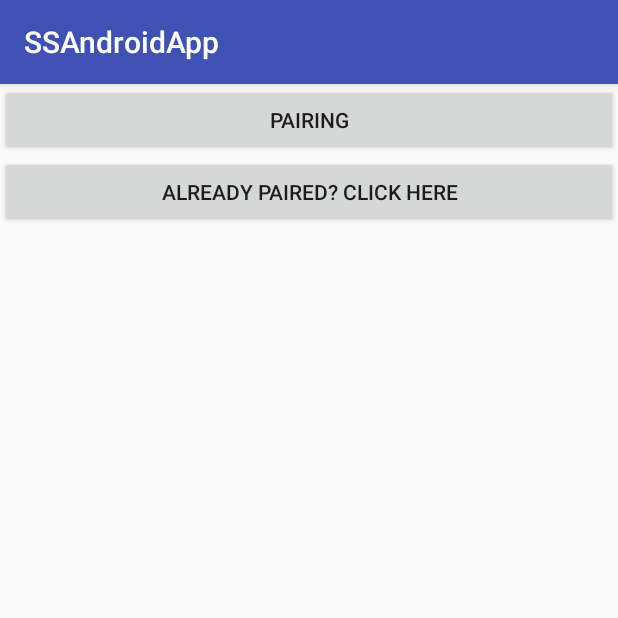
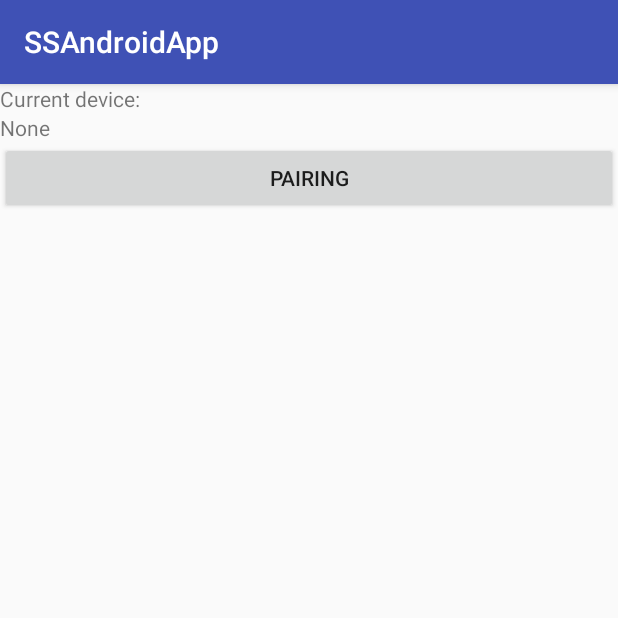
Before and after one commit to nuno-v-santos/S.A.T.A.N, an Android app: the screen it shows after launch (MainActivity), on a phone screen of 412 x 824 dp, the top half of it. Run offline under Robolectric (Android 15) with nearby library versions, the phone set to English and light mode, and no system bars.

Commit message:
Main activity load computer object and other slight fixes

```diff
--- a/Android/app/src/main/java/pt/ulisboa/tecnico/sirs/ssandroidapp/ConnectionActivity.java
+++ b/Android/app/src/main/java/pt/ulisboa/tecnico/sirs/ssandroidapp/ConnectionActivity.java
@@ -27,7 +27,6 @@ public class ConnectionActivity extends AppCompatActivity {
         computer = (Computer) getIntent().getSerializableExtra(Constants.COMPUTER_OBJ);
 
         // shows current paired computer name onscreen if exists
-        if (computer != null) {
         TextView tv = findViewById(R.id.statusTV);
         tv.setVisibility(View.VISIBLE);
         tv.setText("Trying to connect to paired device");
@@ -37,10 +36,9 @@ public class ConnectionActivity extends AppCompatActivity {
         else
             tv.setText("Failed to connect to paired device");
     }
-    }
 
     @Override
-    public void onPause() {
+    public void onPause() { // FIXME NOT ON PAUSE, SHOULD BE WHEN INITIAL CONNECTION IS COMPLETED
         super.onPause();
         try {
             ObjectOutputStream oos = new ObjectOutputStream(this.openFileOutput(Constants.COMPUTER_OBJ_FILENAME, this.MODE_PRIVATE));
--- a/Android/app/src/main/java/pt/ulisboa/tecnico/sirs/ssandroidapp/QRScannerActivity.java
+++ b/Android/app/src/main/java/pt/ulisboa/tecnico/sirs/ssandroidapp/QRScannerActivity.java
@@ -3,7 +3,6 @@ package pt.ulisboa.tecnico.sirs.ssandroidapp;
 import android.content.Intent;
 import android.support.v7.app.AppCompatActivity;
 import android.os.Bundle;
-import android.util.Log;
 import android.view.View;
 import android.widget.TextView;
 import android.widget.Toast;
--- a/Android/app/src/main/res/layout/activity_main.xml
+++ b/Android/app/src/main/res/layout/activity_main.xml
@@ -7,6 +7,24 @@
     android:orientation="vertical"
     tools:context="pt.ulisboa.tecnico.sirs.ssandroidapp.MainActivity">
 
+    <LinearLayout
+        android:layout_width="match_parent"
+        android:layout_height="wrap_content"
+        android:orientation="vertical">
+
+        <TextView
+            android:id="@+id/deviceNameLabelTB"
+            android:layout_width="match_parent"
+            android:layout_height="wrap_content"
+            android:text="Current device:" />
+
+        <TextView
+            android:id="@+id/deviceNameTB"
+            android:layout_width="match_parent"
+            android:layout_height="wrap_content"
+            android:text="[device name]" />
+    </LinearLayout>
+
     <Button
         android:id="@+id/pairingButton"
         android:layout_width="match_parent"
@@ -15,10 +33,19 @@
         android:text="Pairing" />
 
     <Button
-        android:id="@+id/skipButton"
+        android:id="@+id/connectionButton"
         android:layout_width="match_parent"
         android:layout_height="wrap_content"
         android:onClick="changeActivity2Connection"
-        android:text="Already paired? click here" />
+        android:text="Connection"
+        android:visibility="invisible" />
+
+    <Button
+        android:id="@+id/unpairButton"
+        android:layout_width="match_parent"
+        android:layout_height="wrap_content"
+        android:onClick="unpair"
+        android:text="Unpair current device"
+        android:visibility="invisible" />
 
 </LinearLayout>
--- a/Android/app/src/main/res/values/strings.xml
+++ b/Android/app/src/main/res/values/strings.xml
@@ -5,4 +5,5 @@
     <string name="current_paired_computer_name_msg">Currently connected to: </string>
     <string name="IOException_read_obj_error_msg">Pairing not yet done.</string>
     <string name="IOException_write_obj_error_msg">Could not save Computer obj...</string>
+    <string name="no_current_computer">None</string>
 </resources>
```
Also changed, not shown: Android/app/src/main/java/pt/ulisboa/tecnico/sirs/ssandroidapp/Computer.java (+5 -9 lines), Android/app/src/main/java/pt/ulisboa/tecnico/sirs/ssandroidapp/MainActivity.java (+35 -14 lines). Lines whose indentation alone changed are shown as unchanged.
